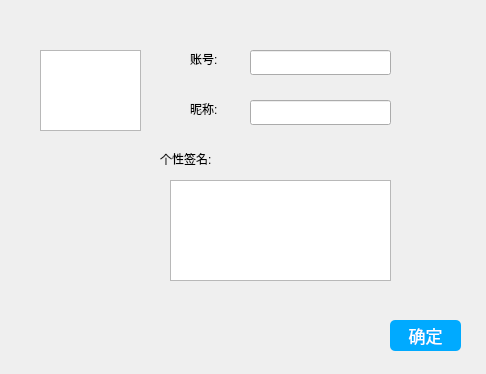
The window that src/dataframe.ui (WHUCSLASD2017/nowe) describes before a commit, drawn with Qt 5.
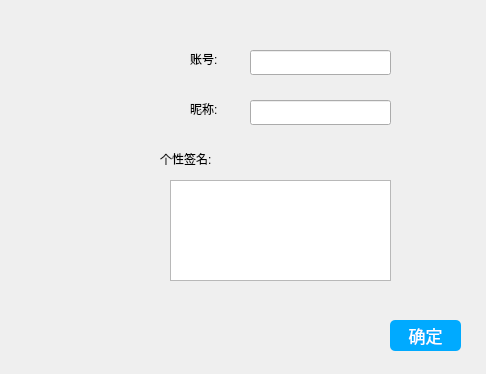
The same window after the commit.

Commit message: update dataframe dialog

Diff of the .ui file:
```diff
--- a/src/dataframe.ui
+++ b/src/dataframe.ui
@@ -48,17 +48,7 @@
 border-image:none;
 </string>
   </property>
-  <widget class="QGraphicsView" name="graphicsView">
-   <property name="geometry">
-    <rect>
-     <x>40</x>
-     <y>50</y>
-     <width>101</width>
-     <height>81</height>
-    </rect>
-   </property>
-  </widget>
-  <widget class="QLineEdit" name="lineEdit">
+  <widget class="QLineEdit" name="jid">
    <property name="geometry">
     <rect>
      <x>250</x>
@@ -165,6 +155,32 @@
     <string>确定</string>
    </property>
   </widget>
+  <widget class="QLabel" name="avatar">
+   <property name="geometry">
+    <rect>
+     <x>30</x>
+     <y>40</y>
+     <width>101</width>
+     <height>101</height>
+    </rect>
+   </property>
+   <property name="text">
+    <string/>
+   </property>
+  </widget>
+  <widget class="QLabel" name="stateLabel">
+   <property name="geometry">
+    <rect>
+     <x>80</x>
+     <y>310</y>
+     <width>251</width>
+     <height>41</height>
+    </rect>
+   </property>
+   <property name="text">
+    <string/>
+   </property>
+  </widget>
  </widget>
  <resources/>
  <connections/>
```
Left out of the diff: 6 changed lines with no effect on the pictures. The commit also changes 4 other files.
